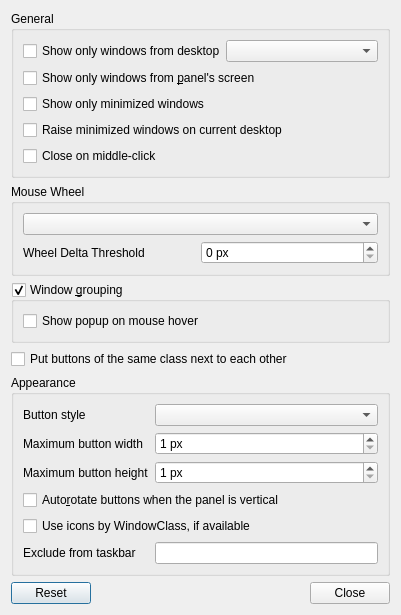
First picture: the form in plugin-taskbar/lxqttaskbarconfiguration.ui, repository lxqt/lxqt-panel, before the edit.
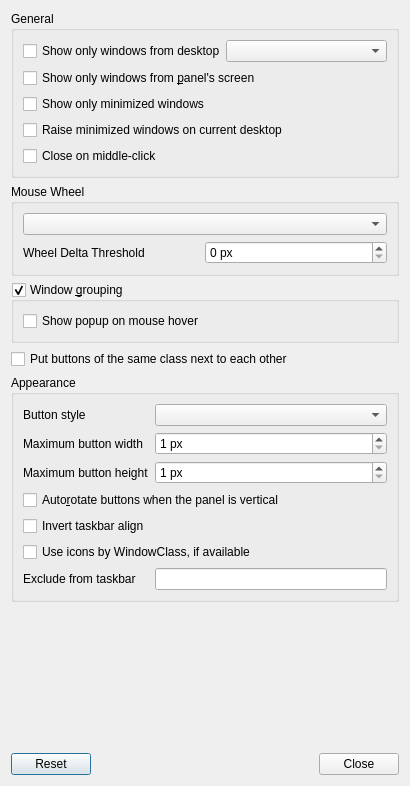
Second picture: the form after the edit.

Commit message: implement invert taskbar layout

What changed in the file:
```diff
--- a/plugin-taskbar/lxqttaskbarconfiguration.ui
+++ b/plugin-taskbar/lxqttaskbarconfiguration.ui
@@ -6,8 +6,8 @@
    <rect>
     <x>0</x>
     <y>0</y>
-    <width>401</width>
-    <height>528</height>
+    <width>410</width>
+    <height>786</height>
    </rect>
   </property>
   <property name="windowTitle">
@@ -241,14 +241,14 @@
         </property>
        </widget>
       </item>
-      <item row="4" column="0" colspan="2">
+      <item row="5" column="0" colspan="2">
        <widget class="QCheckBox" name="iconByClassCB">
         <property name="text">
          <string>Use icons by WindowClass, if available</string>
         </property>
        </widget>
       </item>
-      <item row="5" column="0">
+      <item row="7" column="0">
        <widget class="QLabel" name="excludeL">
         <property name="toolTip">
          <string>Comma separated list of window classes</string>
@@ -258,13 +258,23 @@
         </property>
        </widget>
       </item>
-      <item row="5" column="1">
+      <item row="7" column="1">
        <widget class="QLineEdit" name="excludeLE">
         <property name="toolTip">
          <string>Comma separated list of window classes</string>
         </property>
        </widget>
       </item>
+      <item row="4" column="0" colspan="2">
+       <widget class="QCheckBox" name="alignToEndCB">
+        <property name="toolTip">
+         <string>If enabled, the taskbar will align to the panel's end instead of its start</string>
+        </property>
+        <property name="text">
+         <string>Invert taskbar align</string>
+        </property>
+       </widget>
+      </item>
      </layout>
     </widget>
    </item>
```
Left out of the diff: 8 changed lines with no effect on the pictures. The commit also changes 3 other files.
